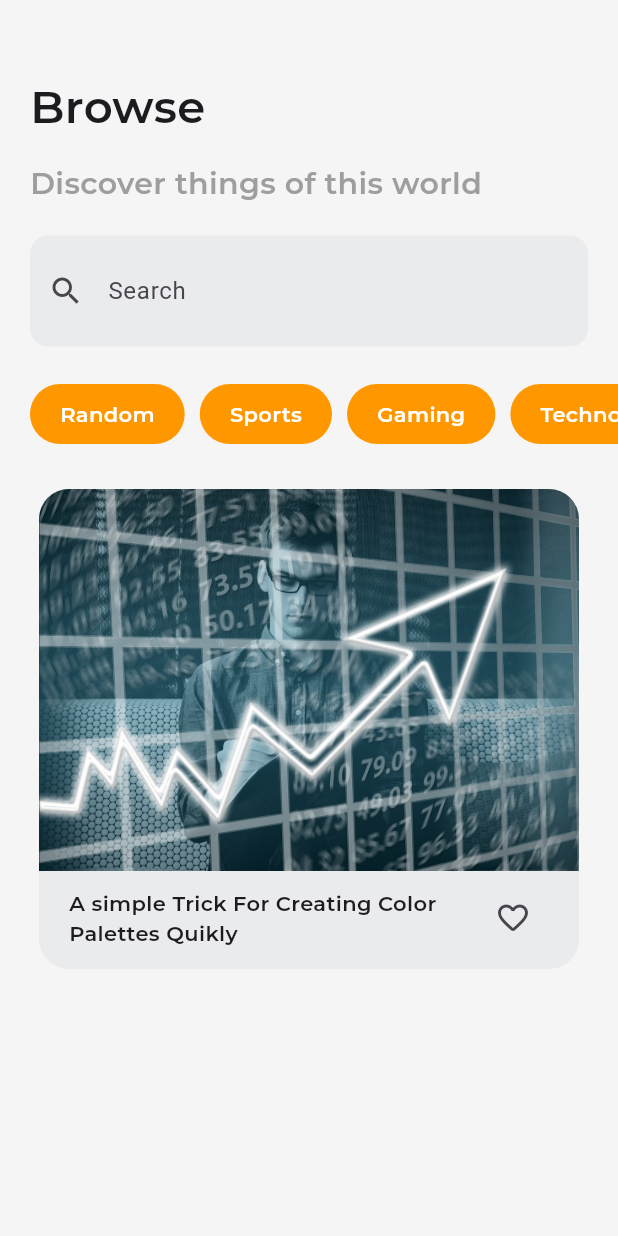
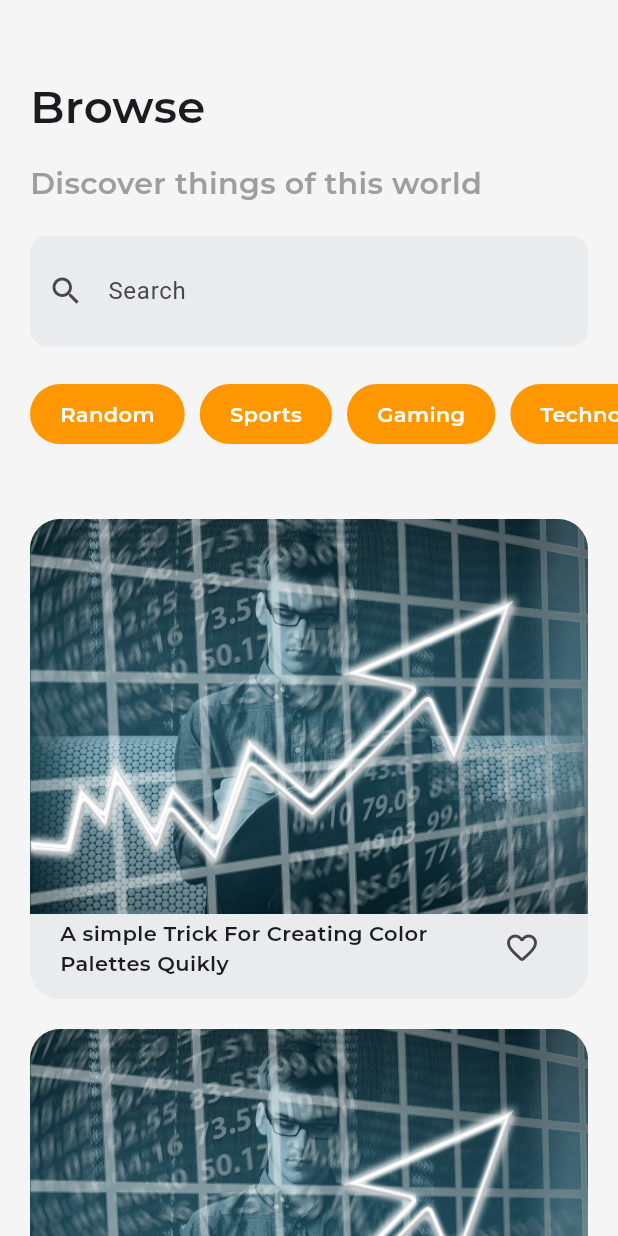
Before and after one commit to mo7ossam44/lahza_app, a Flutter app: the HomeView screen opened directly, after a tap on the "favorite outline" icon, on a phone screen of 412 x 824 dp. Run offline on Flutter 3.47's test engine with Material 3 defaults, Android fonts, the phone set to English and light mode, and no system bars; our stand-ins replace dio.

Commit message:
rafactor home view ui

```diff
--- a/lib/constants.dart
+++ b/lib/constants.dart
@@ -1,5 +1,16 @@
 import 'dart:ui';
+
+import 'package:lahza/features/home/data/models/category_model.dart';
 
 const kSecondrayFont = 'Montserrat';
 const kPrimaryColor = Color(0xff4459D2);
 const kTextFieldColor = Color(0xffE9EBED);
+
+
+final List<CategoryModel> categoryList = [
+    CategoryModel(categoryName: 'Random'),
+    CategoryModel(categoryName: 'Sports'),
+    CategoryModel(categoryName: 'Gaming'),
+    CategoryModel(categoryName: 'Technolgy'),
+    CategoryModel(categoryName: 'Business'),
+  ];
--- /dev/null
+++ b/lib/features/home/presentation/views/widgets/articles_list_view_builder.dart
@@ -0,0 +1,22 @@
+import 'package:flutter/material.dart';
+import 'package:lahza/features/home/presentation/views/widgets/custom_article_container.dart';
+
+class ArticlesListViewBuilder extends StatelessWidget {
+  const ArticlesListViewBuilder({super.key});
+
+  @override
+  Widget build(BuildContext context) {
+    return SliverPadding(
+      padding: EdgeInsetsGeometry.symmetric(horizontal: 20, vertical: 10),
+      sliver: SliverList(
+        delegate: SliverChildBuilderDelegate(
+          childCount: 10,
+          (context, index) => Padding(
+            padding: const EdgeInsets.symmetric(vertical: 10),
+            child: CustomArticleContainer(),
+          ),
+        ),
+      ),
+    );
+  }
+}
--- /dev/null
+++ b/lib/features/home/presentation/views/widgets/browse_part_section.dart
@@ -0,0 +1,41 @@
+import 'package:lahza/constants.dart';
+import 'package:flutter/material.dart';
+import 'package:lahza/features/authentication/presentation/views/widgets/custom_text_form_field.dart';
+
+class BrowsePartSection extends StatelessWidget {
+  const BrowsePartSection({super.key});
+
+  @override
+  Widget build(BuildContext context) {
+    return SliverToBoxAdapter(
+          child: Padding(
+            padding: const EdgeInsets.symmetric(horizontal: 20),
+            child: Column(
+              crossAxisAlignment: CrossAxisAlignment.start,
+              children: [
+                SizedBox(height: 50),
+                Text(
+                  'Browse',
+                  style: TextStyle(fontFamily: kSecondrayFont, fontSize: 30),
+                ),
+                SizedBox(height: 15),
+                Text(
+                  'Discover things of this world',
+                  style: TextStyle(
+                    fontSize: 20,
+                    fontFamily: kSecondrayFont,
+                    color: Colors.grey.shade500,
+                  ),
+                ),
+                SizedBox(height: 20),
+                CustomTextFormField(
+                  hintText: 'Search',
+                  icon: Icon(Icons.search_sharp),
+                ),
+                SizedBox(height: 25),
+              ],
+            ),
+          ),
+        );
+  }
+}
--- /dev/null
+++ b/lib/features/home/presentation/views/widgets/category_list_view_builder.dart
@@ -0,0 +1,25 @@
+import 'package:flutter/material.dart';
+import 'package:lahza/features/home/data/models/category_model.dart';
+import 'package:lahza/features/home/presentation/views/widgets/custom_category_container.dart';
+
+class CategoryListViewBuilder extends StatelessWidget {
+  const CategoryListViewBuilder({super.key, required this.categoryList});
+
+  final List<CategoryModel> categoryList;
+
+  @override
+  Widget build(BuildContext context) {
+    return SliverToBoxAdapter(
+      child: SizedBox(
+        height: 40,
+        child: ListView.builder(
+          padding: EdgeInsets.only(left: 10, right: 10),
+          scrollDirection: Axis.horizontal,
+          itemCount: categoryList.length,
+          itemBuilder: (context, index) =>
+              CustomCategoryContainer(categoryList: categoryList[index]),
+        ),
+      ),
+    );
+  }
+}
--- /dev/null
+++ b/lib/features/home/presentation/views/widgets/custom_article_container.dart
@@ -0,0 +1,47 @@
+import 'package:lahza/constants.dart';
+import 'package:flutter/material.dart';
+
+class CustomArticleContainer extends StatelessWidget {
+  const CustomArticleContainer({super.key});
+
+  @override
+  Widget build(BuildContext context) {
+    return Container(
+      width: 360,
+      height: 320,
+      decoration: BoxDecoration(
+        color: kTextFieldColor,
+        borderRadius: BorderRadius.circular(20),
+        image: DecorationImage(
+          alignment: Alignment.topCenter,
+          image: AssetImage('assets/images/business.jpg'),
+        ),
+      ),
+      child: Column(
+        mainAxisAlignment: MainAxisAlignment.end,
+        children: [
+          Padding(
+            padding: const EdgeInsets.symmetric(horizontal: 20, vertical: 10),
+            child: Row(
+              mainAxisAlignment: MainAxisAlignment.spaceBetween,
+              crossAxisAlignment: CrossAxisAlignment.center,
+              children: [
+                SizedBox(
+                  width: 260,
+                  child: Text(
+                    'A simple Trick For Creating Color Palettes Quikly',
+                    style: TextStyle(fontFamily: kSecondrayFont),
+                  ),
+                ),
+                IconButton(
+                  onPressed: () {},
+                  icon: Icon(Icons.favorite_border_rounded),
+                ),
+              ],
+            ),
+          ),
+        ],
+      ),
+    );
+  }
+}
--- /dev/null
+++ b/lib/features/home/presentation/views/widgets/custom_category_container.dart
@@ -0,0 +1,28 @@
+import 'package:flutter/material.dart';
+import 'package:lahza/constants.dart';
+import 'package:lahza/features/home/data/models/category_model.dart';
+
+class CustomCategoryContainer extends StatelessWidget {
+  const CustomCategoryContainer({super.key, required this.categoryList});
+
+  final CategoryModel categoryList;
+
+  @override
+  Widget build(BuildContext context) {
+    return GestureDetector(
+      onTap: () {},
+      child: Container(
+        margin: EdgeInsets.only(left: 10),
+        decoration: BoxDecoration(
+          color: Colors.orange,
+          borderRadius: BorderRadius.circular(20),
+        ),
+        padding: EdgeInsets.symmetric(horizontal: 20, vertical: 10),
+        child: Text(
+          categoryList.categoryName,
+          style: TextStyle(color: Colors.white, fontFamily: kSecondrayFont),
+        ),
+      ),
+    );
+  }
+}
--- a/lib/features/home/presentation/views/widgets/home_view_body.dart
+++ b/lib/features/home/presentation/views/widgets/home_view_body.dart
@@ -1,128 +1,20 @@
+import 'package:lahza/constants.dart';
 import 'package:flutter/material.dart';
-import 'package:lahza/constants.dart';
-import 'package:lahza/features/authentication/presentation/views/widgets/custom_text_form_field.dart';
-import 'package:lahza/features/home/data/models/category_model.dart';
+import 'package:lahza/features/home/presentation/views/widgets/browse_part_section.dart';
+import 'package:lahza/features/home/presentation/views/widgets/articles_list_view_builder.dart';
+import 'package:lahza/features/home/presentation/views/widgets/category_list_view_builder.dart';
 
 class HomeViewBody extends StatelessWidget {
-  HomeViewBody({super.key});
-
-  final List<CategoryModel> categoryList = [
-    CategoryModel(categoryName: 'Random'),
-    CategoryModel(categoryName: 'Sports'),
-    CategoryModel(categoryName: 'Gaming'),
-    CategoryModel(categoryName: 'Technolgy'),
-    CategoryModel(categoryName: 'Business'),
-  ];
+  const HomeViewBody({super.key});
 
   @override
   Widget build(BuildContext context) {
     return CustomScrollView(
       slivers: [
-        SliverToBoxAdapter(
-          child: Padding(
-            padding: const EdgeInsets.symmetric(horizontal: 20),
-            child: Column(
-              crossAxisAlignment: CrossAxisAlignment.start,
-              children: [
-                SizedBox(height: 50),
-                Text(
-                  'Browse',
-                  style: TextStyle(fontFamily: kSecondrayFont, fontSize: 30),
-                ),
-                SizedBox(height: 15),
-                Text(
-                  'Discover things of this world',
-                  style: TextStyle(
-                    fontSize: 20,
-                    fontFamily: kSecondrayFont,
-                    color: Colors.grey.shade500,
-                  ),
-                ),
-                SizedBox(height: 20),
-                CustomTextFormField(
-                  hintText: 'Search',
-                  icon: Icon(Icons.search_sharp),
-                ),
-                SizedBox(height: 25),
-              ],
-            ),
-          ),
-        ),
-        SliverToBoxAdapter(
-          child: SizedBox(
-            height: 40,
-            child: ListView.builder(
-              padding: EdgeInsets.only(left: 10, right: 10),
-              scrollDirection: Axis.horizontal,
-              itemCount: categoryList.length,
-              itemBuilder: (context, index) => GestureDetector(
-                onTap: () {},
-                child: Container(
-                  margin: EdgeInsets.only(left: 10),
-                  decoration: BoxDecoration(
-                    color: Colors.orange,
-                    borderRadius: BorderRadius.circular(20),
-                  ),
-                  padding: EdgeInsets.symmetric(horizontal: 20, vertical: 10),
-                  child: Text(
-                    categoryList[index].categoryName,
-                    style: TextStyle(
-                      color: Colors.white,
-                      fontFamily: kSecondrayFont,
-                    ),
-                  ),
-                ),
-              ),
-            ),
-          ),
-        ),
+        BrowsePartSection(),
+        CategoryListViewBuilder(categoryList: categoryList),
         SliverToBoxAdapter(child: SizedBox(height: 30)),
-        SliverToBoxAdapter(
-          child: Column(
-            children: [
-              Container(
-                width: 360,
-                height: 320,
-                decoration: BoxDecoration(
-                  color: kTextFieldColor,
-                  borderRadius: BorderRadius.circular(20),
-                  image: DecorationImage(
-                    alignment: Alignment.topCenter,
-                    image: AssetImage('assets/images/business.jpg'),
-                  ),
-                ),
-                child: Column(
-                  mainAxisAlignment: MainAxisAlignment.end,
-                  children: [
-                    Padding(
-                      padding: const EdgeInsets.symmetric(
-                        horizontal: 20,
-                        vertical: 10,
-                      ),
-                      child: Row(
-                        mainAxisAlignment: MainAxisAlignment.spaceBetween,
-                        crossAxisAlignment: CrossAxisAlignment.center,
-                        children: [
-                          SizedBox(
-                            width: 260,
-                            child: Text(
-                              'A simple Trick For Creating Color Palettes Quikly',
-                              style: TextStyle(fontFamily: kSecondrayFont),
-                            ),
-                          ),
-                          IconButton(
-                            onPressed: () {},
-                            icon: Icon(Icons.favorite_border_rounded),
-                          ),
-                        ],
-                      ),
-                    ),
-                  ],
-                ),
-              ),
-            ],
-          ),
-        ),
+        ArticlesListViewBuilder(),
       ],
     );
   }
```
